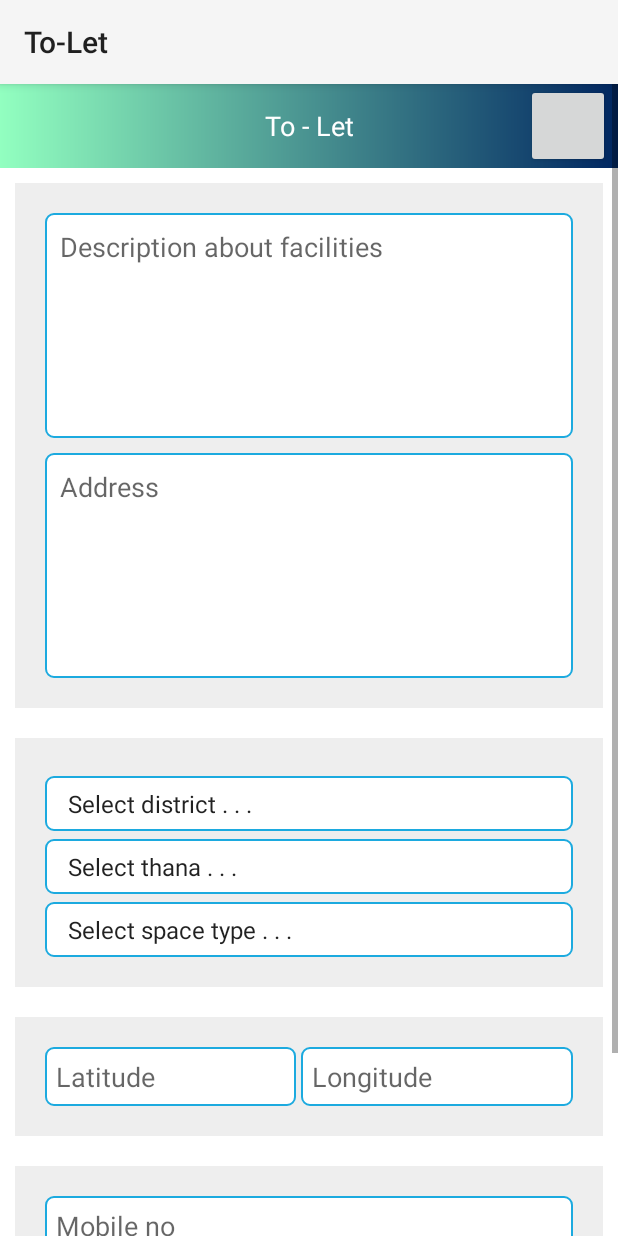
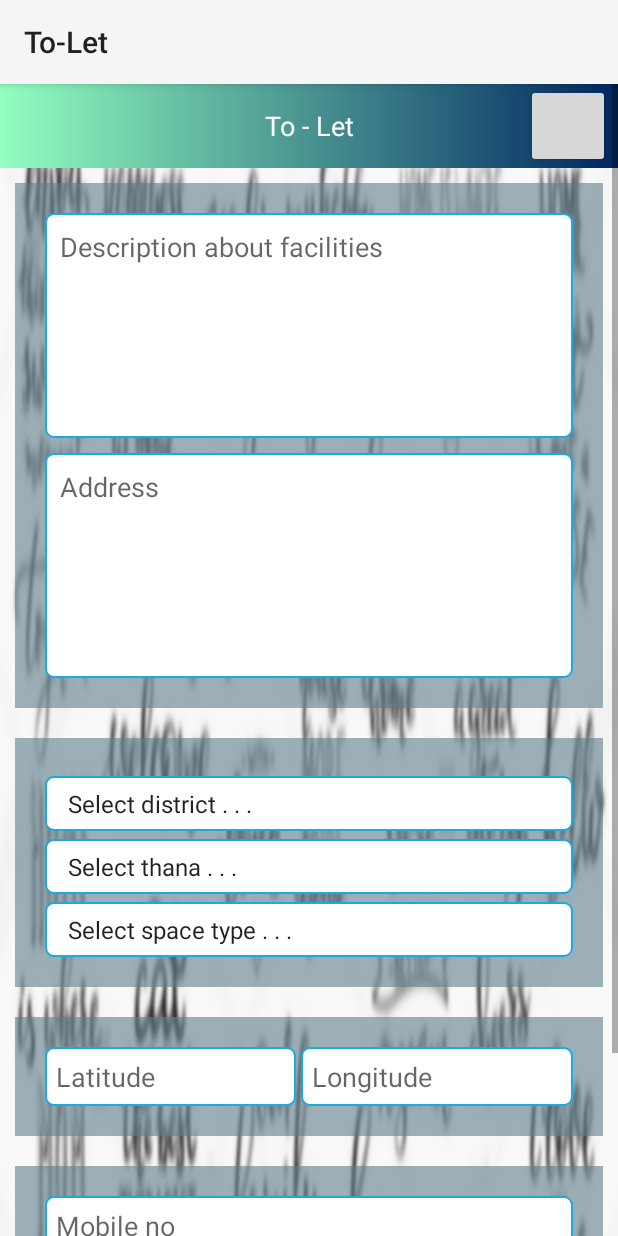
Before and after one commit to Md-Salauddin/To-Let_Android_Project, an Android app: the fragment AddPostFragment placed in its activity, on a phone screen of 412 x 824 dp. Run offline under Robolectric (Android 15) with nearby library versions, the light colour scheme and no system bars; libraries missing offline, so code that uses them is left out: com.nightonke.boommenu; plain views replace BoomMenuButton; 1 statement that could not run was skipped.

Commit message:
create some layout

```diff
--- a/app/build.gradle
+++ b/app/build.gradle
@@ -27,6 +27,7 @@ dependencies {
     })
     compile 'com.android.support:appcompat-v7:26.+'
     compile 'com.android.support:design:26+'
+    compile 'de.hdodenhof:circleimageview:2.2.0'
     compile 'com.nightonke:boommenu:2.1.1'
     testCompile 'junit:junit:4.12'
 }
--- a/app/src/main/java/com/example/mohammadsk/to_let/Fragment/AddPostFragment.java
+++ b/app/src/main/java/com/example/mohammadsk/to_let/Fragment/AddPostFragment.java
@@ -3,6 +3,7 @@ package com.example.mohammadsk.to_let.Fragment;
 import android.app.Fragment;
 import android.os.Bundle;
 import android.support.annotation.Nullable;
+import android.support.v7.widget.Toolbar;
 import android.view.LayoutInflater;
 import android.view.View;
 import android.view.ViewGroup;
--- a/app/src/main/java/com/example/mohammadsk/to_let/Main3Activity.java
+++ b/app/src/main/java/com/example/mohammadsk/to_let/Main3Activity.java
@@ -5,6 +5,7 @@ import android.app.FragmentManager;
 import android.app.FragmentTransaction;
 import android.support.v7.app.AppCompatActivity;
 import android.os.Bundle;
+import android.support.v7.widget.Toolbar;
 
 import com.example.mohammadsk.to_let.Fragment.AddPostFragment;
 import com.example.mohammadsk.to_let.Fragment.UploadImageFragment;
--- a/app/src/main/res/layout/fragment_add_post_layout.xml
+++ b/app/src/main/res/layout/fragment_add_post_layout.xml
@@ -1,26 +1,25 @@
 <?xml version="1.0" encoding="utf-8"?>
-
-<ScrollView
-    xmlns:android="http://schemas.android.com/apk/res/android"
+<ScrollView xmlns:android="http://schemas.android.com/apk/res/android"
     android:layout_width="match_parent"
     android:layout_height="match_parent">
     <LinearLayout
         android:layout_width="match_parent"
         android:layout_height="match_parent"
-        android:background="@color/white"
+        android:background="@drawable/home"
         android:orientation="vertical">
 
         <include
             android:id="@+id/include"
             layout="@layout/tool_bar"
             android:layout_width="match_parent"
-            android:layout_height="wrap_content" />
+            android:layout_height="wrap_content">
+        </include>
 
         <LinearLayout
             android:layout_width="match_parent"
             android:layout_height="wrap_content"
             android:layout_margin="10dp"
-            android:background="#EEEEEE"
+            android:background="#99607D8B"
             android:orientation="vertical">
 
             <LinearLayout
@@ -56,7 +55,7 @@
             android:layout_width="match_parent"
             android:layout_height="wrap_content"
             android:layout_margin="10dp"
-            android:background="#EEEEEE"
+            android:background="#99607D8B"
             android:orientation="vertical">
 
             <LinearLayout
@@ -95,7 +94,7 @@
             android:layout_width="match_parent"
             android:layout_height="wrap_content"
             android:layout_margin="10dp"
-            android:background="#EEEEEE"
+            android:background="#99607D8B"
             android:orientation="vertical">
 
             <LinearLayout
@@ -129,7 +128,7 @@
             android:layout_width="match_parent"
             android:layout_height="wrap_content"
             android:layout_margin="10dp"
-            android:background="#EEEEEE"
+            android:background="#99607D8B"
             android:orientation="vertical">
 
             <LinearLayout
```
Also changed, not shown: app/src/main/res/layout/fragment_profile_layout.xml (+39 -4 lines), app/src/main/res/layout/fragment_upload_image_layout.xml (+30 -6 lines).
